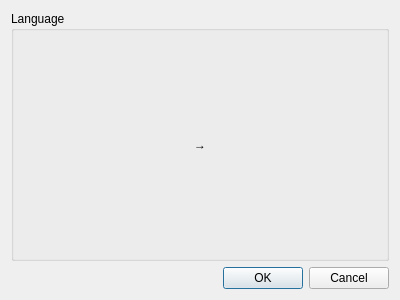
The window that OptionsDialog.ui (pippijn/gvoc) describes before a commit, drawn with Qt 5.
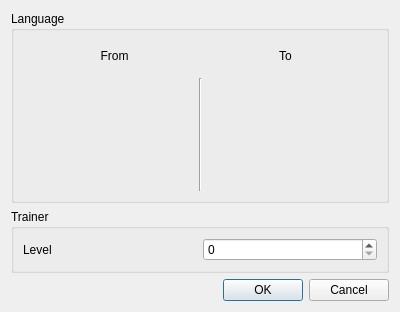
The same window after the commit. Custom widgets are drawn as their Qt base class.

What changed in the file:
```diff
--- a/OptionsDialog.ui
+++ b/OptionsDialog.ui
@@ -7,7 +7,7 @@
     <x>0</x>
     <y>0</y>
     <width>400</width>
-    <height>300</height>
+    <height>312</height>
    </rect>
   </property>
   <property name="windowTitle">
@@ -19,25 +19,84 @@
      <property name="title">
       <string>Language</string>
      </property>
-     <layout class="QHBoxLayout" name="horizontalLayout">
+     <layout class="QVBoxLayout" name="verticalLayout_3">
       <item>
-       <widget class="LanguageChooser" name="sourceLanguage" native="true"/>
-      </item>
-      <item>
-       <widget class="QLabel" name="label">
+       <widget class="QWidget" name="widget" native="true">
         <property name="sizePolicy">
-         <sizepolicy hsizetype="Fixed" vsizetype="Preferred">
+         <sizepolicy hsizetype="Preferred" vsizetype="Maximum">
           <horstretch>0</horstretch>
           <verstretch>0</verstretch>
          </sizepolicy>
         </property>
+        <layout class="QHBoxLayout" name="horizontalLayout_5">
+         <item>
+          <widget class="QLabel" name="label_3">
+           <property name="text">
+            <string>From</string>
+           </property>
+           <property name="alignment">
+            <set>Qt::AlignCenter</set>
+           </property>
+          </widget>
+         </item>
+         <item>
+          <widget class="QLabel" name="label_2">
+           <property name="text">
+            <string>To</string>
+           </property>
+           <property name="alignment">
+            <set>Qt::AlignCenter</set>
+           </property>
+          </widget>
+         </item>
+        </layout>
+       </widget>
+      </item>
+      <item>
+       <layout class="QHBoxLayout" name="horizontalLayout">
+        <item>
+         <widget class="LanguageChooser" name="sourceLanguage" native="true"/>
+        </item>
+        <item>
+         <widget class="Line" name="line">
+          <property name="orientation">
+           <enum>Qt::Vertical</enum>
+          </property>
+         </widget>
+        </item>
+        <item>
+         <widget class="LanguageChooser" name="targetLanguage" native="true"/>
+        </item>
+       </layout>
+      </item>
+     </layout>
+    </widget>
+   </item>
+   <item>
+    <widget class="QGroupBox" name="horizontalGroupBox">
+     <property name="sizePolicy">
+      <sizepolicy hsizetype="Preferred" vsizetype="Maximum">
+       <horstretch>0</horstretch>
+       <verstretch>0</verstretch>
+      </sizepolicy>
+     </property>
+     <property name="title">
+      <string>Trainer</string>
+     </property>
+     <layout class="QHBoxLayout" name="horizontalLayout_2">
+      <item>
+       <widget class="QLabel" name="label">
         <property name="text">
-         <string>→</string>
+         <string>Level</string>
         </property>
        </widget>
       </item>
       <item>
-       <widget class="LanguageChooser" name="targetLanguage" native="true"/>
+       <widget class="QSpinBox" name="level">
+        <property name="maximum">
+         <number>99</number>
+        </property>
+       </widget>
       </item>
      </layout>
     </widget>
```
Left out of the diff: 2 changed lines with no effect on the pictures.
